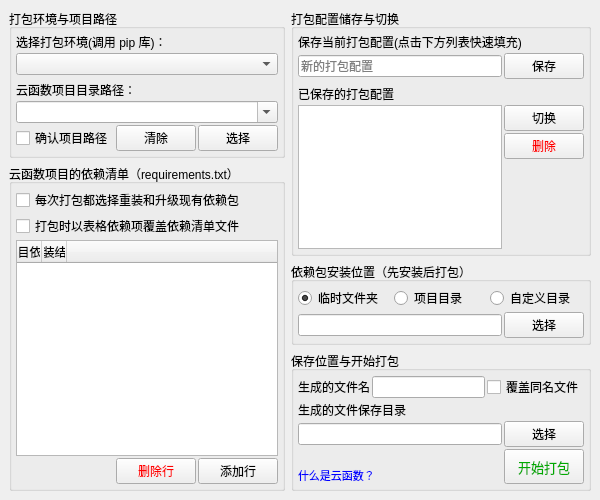
Old version of the form source/awespykit/ui/cloud_function.ui in the repository hrpzcf/AwesomePyKit.
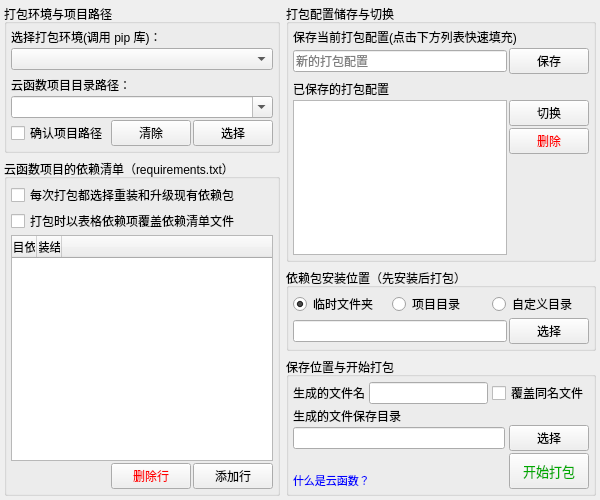
New version of the form.

Commit message: 添加云函数部署包打包工具的运行提示

```diff
--- a/source/awespykit/ui/cloud_function.ui
+++ b/source/awespykit/ui/cloud_function.ui
@@ -22,7 +22,19 @@
    <string>云函数部署程序打包工具</string>
   </property>
   <widget class="QWidget" name="centralwidget">
-   <layout class="QHBoxLayout" name="horizontalLayout_10">
+   <layout class="QHBoxLayout" name="horizontalLayout_11">
+    <property name="leftMargin">
+     <number>4</number>
+    </property>
+    <property name="topMargin">
+     <number>4</number>
+    </property>
+    <property name="rightMargin">
+     <number>4</number>
+    </property>
+    <property name="bottomMargin">
+     <number>4</number>
+    </property>
     <item>
      <layout class="QVBoxLayout" name="verticalLayout_3" stretch="0,1">
       <item>
@@ -271,7 +283,7 @@
      </layout>
     </item>
     <item>
-     <layout class="QVBoxLayout" name="verticalLayout_12">
+     <layout class="QVBoxLayout" name="verticalLayout_14">
       <item>
        <widget class="QGroupBox" name="groupBox_5">
         <property name="title">
@@ -503,6 +515,9 @@
          </property>
          <item>
           <layout class="QHBoxLayout" name="horizontalLayout_8">
+           <property name="spacing">
+            <number>4</number>
+           </property>
            <item>
             <widget class="QLabel" name="label_2">
              <property name="text">
@@ -525,7 +540,7 @@
          <item>
           <layout class="QVBoxLayout" name="verticalLayout_11">
            <property name="spacing">
-            <number>2</number>
+            <number>0</number>
            </property>
            <item>
             <widget class="QLabel" name="label_4">
@@ -536,6 +551,9 @@
            </item>
            <item>
             <layout class="QHBoxLayout" name="horizontalLayout_9">
+             <property name="spacing">
+              <number>4</number>
+             </property>
              <item>
               <widget class="QLineEdit" name="uiLineEdit_generateddir"/>
              </item>
@@ -551,7 +569,36 @@
           </layout>
          </item>
          <item>
-          <layout class="QHBoxLayout" name="horizontalLayout_7" stretch="0,1,0,0">
+          <layout class="QHBoxLayout" name="horizontalLayout_10" stretch="1,0">
+           <property name="spacing">
+            <number>4</number>
+           </property>
+           <item>
+            <layout class="QVBoxLayout" name="verticalLayout_12">
+             <property name="spacing">
+              <number>0</number>
+             </property>
+             <item>
+              <layout class="QHBoxLayout" name="horizontalLayout_7" stretch="0,1">
+               <property name="spacing">
+                <number>4</number>
+               </property>
+               <item>
+                <widget class="QLabel" name="uiLabel_working_movie">
+                 <property name="text">
+                  <string/>
+                 </property>
+                </widget>
+               </item>
+               <item>
+                <widget class="QLabel" name="uiLabel_working_tips">
+                 <property name="text">
+                  <string/>
+                 </property>
+                </widget>
+               </item>
+              </layout>
+             </item>
            <item>
             <widget class="QLabel" name="uiLabel_whatis_cloudfunction">
              <property name="palette">
@@ -608,32 +655,14 @@
              </property>
             </widget>
            </item>
-           <item>
-            <spacer name="horizontalSpacer_2">
-             <property name="orientation">
-              <enum>Qt::Horizontal</enum>
-             </property>
-             <property name="sizeHint" stdset="0">
-              <size>
-               <width>40</width>
-               <height>20</height>
-              </size>
-             </property>
-            </spacer>
-           </item>
-           <item>
-            <widget class="QLabel" name="uiLabel_working_mov">
-             <property name="text">
-              <string/>
-             </property>
-            </widget>
+            </layout>
            </item>
            <item>
             <widget class="QPushButton" name="uiPushButton_start_scfpacking">
              <property name="minimumSize">
               <size>
                <width>0</width>
-               <height>35</height>
+               <height>36</height>
               </size>
              </property>
              <property name="palette">
```
Lines whose indentation alone changed are shown as unchanged. The commit also changes 2 other files.
